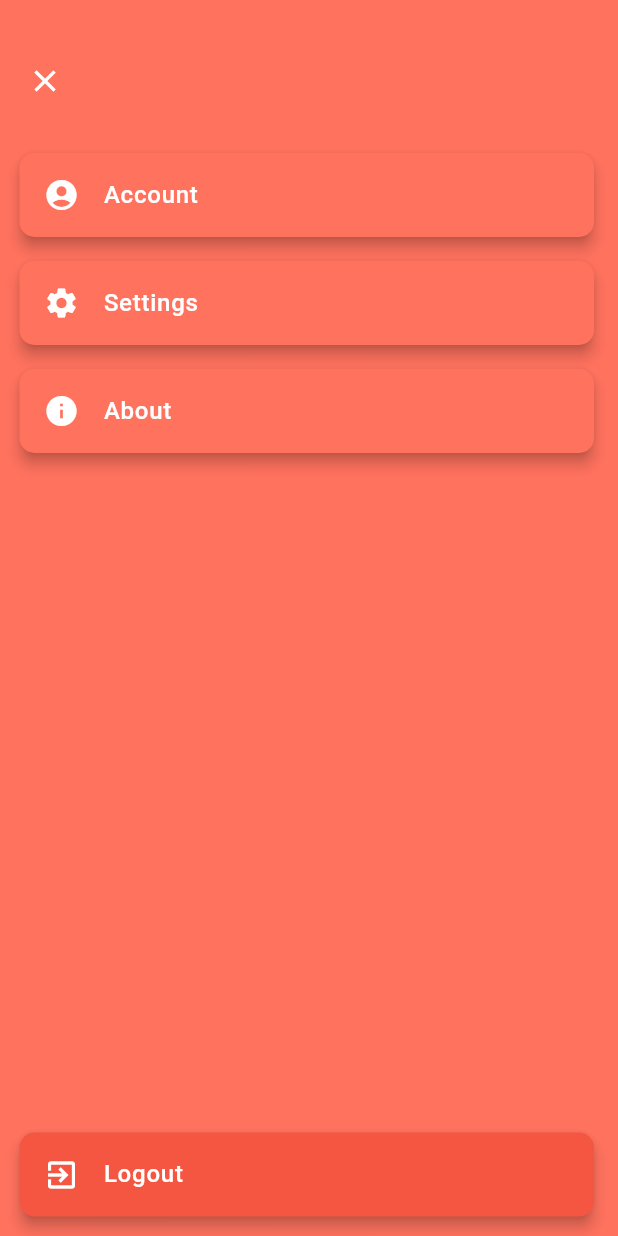
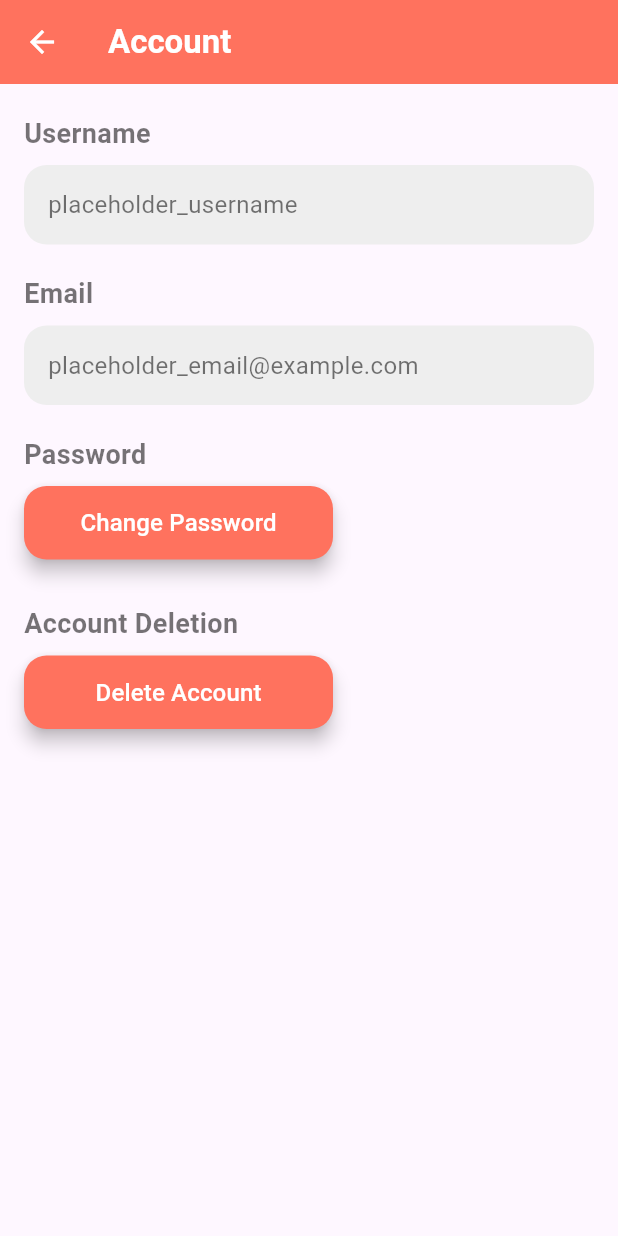
Before and after one commit to CarlosNatanauan/listly, a Flutter app: the MenuScreen widget shown alone on an empty page, opened directly with empty values, after a tap on "Account", on a phone screen of 412 x 824 dp. Run offline on Flutter 3.47's test engine with Material 3 defaults, Android fonts, the light colour scheme and no system bars; our stand-ins replace flashy_tab_bar2, flutter_riverpod, flutter_zoom_drawer, jwt_decoder, shared_preferences, socket_io_client; missing offline and left inert: fleather, parchment_delta; accounts and stored records are empty; network calls fail.

Commit message:
sidebar items initial

```diff
--- a/frontend/listly/lib/screens/main_page.dart
+++ b/frontend/listly/lib/screens/main_page.dart
@@ -16,6 +16,9 @@ import '../providers/notes_provider.dart';
 import '../providers/auth_providers.dart'; // Add this import
 import '../dialogs/logout_confirmation_dialog.dart';
 import 'session_expired_screen.dart'; // Import for session expiration redirection
+import '../screens/main_page_screens/account_screen.dart';
+import '../screens/main_page_screens/settings_screen.dart';
+import '../screens/main_page_screens/about_screen.dart';
 
 class MainPage extends ConsumerStatefulWidget {
   final String userName;
@@ -311,72 +314,59 @@ class _MainPageState extends ConsumerState<MainPage> {
 }
 
 class MenuScreen extends ConsumerWidget {
-  final Function(int) onMenuItemTap; // Callback to handle item taps
+  final Function(int) onMenuItemTap;
 
   MenuScreen({required this.onMenuItemTap});
 
   @override
   Widget build(BuildContext context, WidgetRef ref) {
     return Container(
-      color: Color(0xFFFF725E), // Keep the main background color
+      color: Color(0xFFFF725E),
       child: Padding(
-        padding:
-            const EdgeInsets.fromLTRB(5, 30, 8, 5), // Reduce vertical padding
+        padding: const EdgeInsets.fromLTRB(5, 30, 8, 5),
         child: Column(
           crossAxisAlignment: CrossAxisAlignment.start,
           children: [
-            // Close Button
             Padding(
-              padding: const EdgeInsets.only(
-                  left: 1.0, bottom: 16.0), // Reduce padding
+              padding: const EdgeInsets.only(left: 1.0, bottom: 16.0),
               child: Align(
                 alignment: Alignment.topLeft,
                 child: IconButton(
                   onPressed: () {
-                    // Close the drawer
                     ZoomDrawer.of(context)?.toggle();
                   },
                   icon: const Icon(
                     Icons.close,
                     color: Colors.white,
-                    size: 24.0, // Smaller close icon
+                    size: 24.0,
                   ),
                 ),
               ),
             ),
-            // Account ListTile
-            _buildMenuItem(Icons.account_circle, 'Account', 0),
-            // Settings ListTile
-            _buildMenuItem(Icons.settings, 'Settings', 1),
-            // About ListTile
-            _buildMenuItem(Icons.info, 'About', 2),
-            Spacer(), // Push the items to the top
-            // Logout ListTile
+            _buildMenuItem(Icons.account_circle, 'Account', 0, context),
+            _buildMenuItem(Icons.settings, 'Settings', 1, context),
+            _buildMenuItem(Icons.info, 'About', 2, context),
+            Spacer(),
             Padding(
-              padding: const EdgeInsets.symmetric(
-                  vertical: 8.0, horizontal: 8.0), // Consistent padding
+              padding:
+                  const EdgeInsets.symmetric(vertical: 8.0, horizontal: 8.0),
               child: Material(
-                elevation: 4, // Slightly reduced elevation
-                borderRadius:
-                    BorderRadius.circular(10), // Smaller rounded corners
-                color: Color.fromARGB(255, 245, 86,
-                    65), // Keep the same color for the logout item
+                elevation: 4,
+                borderRadius: BorderRadius.circular(10),
+                color: Color.fromARGB(255, 245, 86, 65),
                 child: ListTile(
-                  leading: Icon(Icons.exit_to_app,
-                      color: Colors.white, size: 24), // Icon for logout
+                  leading:
+                      Icon(Icons.exit_to_app, color: Colors.white, size: 24),
                   title: Text(
                     'Logout',
                     style: TextStyle(
                       color: Colors.white,
-                      fontWeight:
-                          FontWeight.w500, // Slightly lighter text weight
-                      fontSize: 16, // Smaller font size
+                      fontWeight: FontWeight.w500,
+                      fontSize: 16,
                     ),
                   ),
                   onTap: () {
-                    // Show logout confirmation dialog
-                    showLogoutConfirmationDialog(
-                        context, ref); // Pass the WidgetRef to the dialog
+                    showLogoutConfirmationDialog(context, ref);
                   },
                 ),
               ),
@@ -387,30 +377,45 @@ class MenuScreen extends ConsumerWidget {
     );
   }
 
-  // Helper method to create a menu item
-  Widget _buildMenuItem(IconData icon, String title, int index) {
+  Widget _buildMenuItem(
+      IconData icon, String title, int index, BuildContext context) {
     return Padding(
-      padding: const EdgeInsets.symmetric(
-          vertical: 8.0, horizontal: 8.0), // Reduce padding
+      padding: const EdgeInsets.symmetric(vertical: 8.0, horizontal: 8.0),
       child: Material(
-        elevation: 4, // Slightly reduced elevation
-        borderRadius: BorderRadius.circular(10), // Smaller rounded corners
-        color: Color(0xFFFF725E), // Keep the same color for each item
+        elevation: 4,
+        borderRadius: BorderRadius.circular(10),
+        color: Color(0xFFFF725E),
         child: ListTile(
-          leading:
-              Icon(icon, color: Colors.white, size: 24), // Smaller icon size
+          leading: Icon(icon, color: Colors.white, size: 24),
           title: Text(
             title,
             style: TextStyle(
               color: Colors.white,
-              fontWeight: FontWeight.w500, // Slightly lighter text weight
-              fontSize: 16, // Smaller font size
+              fontWeight: FontWeight.w500,
+              fontSize: 16,
             ),
           ),
           onTap: () {
-            print(
-                '$title button clicked'); // Print statement for each button clicked
-            onMenuItemTap(index); // Trigger the tap callback
+            if (index == 0) {
+              Navigator.of(context).push(
+                MaterialPageRoute(
+                  builder: (context) => AccountScreen(),
+                ),
+              );
+            } else if (index == 1) {
+              Navigator.of(context).push(
+                MaterialPageRoute(
+                  builder: (context) => SettingsScreen(),
+                ),
+              );
+            } else if (index == 2) {
+              Navigator.of(context).push(
+                MaterialPageRoute(
+                  builder: (context) => AboutScreen(),
+                ),
+              );
+            }
+            onMenuItemTap(index);
           },
         ),
       ),
--- /dev/null
+++ b/frontend/listly/lib/screens/main_page_screens/account_screen.dart
@@ -0,0 +1,155 @@
+import 'package:flutter/material.dart';
+import 'package:flutter_riverpod/flutter_riverpod.dart';
+
+class AccountScreen extends StatelessWidget {
+  @override
+  Widget build(BuildContext context) {
+    final screenWidth = MediaQuery.of(context).size.width;
+    return Scaffold(
+      appBar: AppBar(
+        backgroundColor: Color(0xFFFF725E),
+        leading: IconButton(
+          icon: Icon(Icons.arrow_back, color: Colors.white),
+          onPressed: () {
+            Navigator.of(context).pop(); // Go back to MainPage
+          },
+        ),
+        title: Text(
+          'Account',
+          style: TextStyle(
+            color: Colors.white,
+            fontWeight: FontWeight.bold,
+          ),
+        ),
+        centerTitle: false,
+      ),
+      body: Padding(
+        padding: const EdgeInsets.symmetric(horizontal: 16.0, vertical: 20.0),
+        child: Column(
+          crossAxisAlignment: CrossAxisAlignment.start,
+          children: [
+            // Username Section
+            Text(
+              'Username',
+              style: TextStyle(
+                fontSize: 18,
+                fontWeight: FontWeight.bold,
+                color: Colors.black54,
+              ),
+            ),
+            SizedBox(height: 8),
+            Container(
+              width: screenWidth,
+              padding: EdgeInsets.symmetric(vertical: 15.0, horizontal: 16.0),
+              decoration: BoxDecoration(
+                color: Colors.grey[200],
+                borderRadius: BorderRadius.circular(15),
+              ),
+              child: Text(
+                'placeholder_username', // Placeholder value
+                style: TextStyle(
+                  fontSize: 16,
+                  color: Colors.black54,
+                ),
+              ),
+            ),
+            SizedBox(height: 20),
+            // Email Section
+            Text(
+              'Email',
+              style: TextStyle(
+                fontSize: 18,
+                fontWeight: FontWeight.bold,
+                color: Colors.black54,
+              ),
+            ),
+            SizedBox(height: 8),
+            Container(
+              width: screenWidth,
+              padding: EdgeInsets.symmetric(vertical: 15.0, horizontal: 16.0),
+              decoration: BoxDecoration(
+                color: Colors.grey[200],
+                borderRadius: BorderRadius.circular(15),
+              ),
+              child: Text(
+                'placeholder_email@example.com', // Placeholder value
+                style: TextStyle(
+                  fontSize: 16,
+                  color: Colors.black54,
+                ),
+              ),
+            ),
+            SizedBox(height: 20),
+            // Change Password Button
+            Text(
+              'Password',
+              style: TextStyle(
+                fontSize: 18,
+                fontWeight: FontWeight.bold,
+                color: Colors.black54,
+              ),
+            ),
+            SizedBox(height: 8),
+            SizedBox(
+              width: screenWidth * 0.5,
+              child: ElevatedButton(
+                onPressed: () {
+                  // Navigate to Change Password Screen
+                },
+                style: ElevatedButton.styleFrom(
+                  backgroundColor: Color(0xFFFF725E), // Custom color
+                  foregroundColor: Colors.white, // Text color
+                  padding: EdgeInsets.symmetric(
+                    vertical: 13.0,
+                  ),
+                  shape: RoundedRectangleBorder(
+                    borderRadius: BorderRadius.circular(15), // Rounded edges
+                  ),
+                  elevation: 5, // Shadow effect
+                ),
+                child: Text(
+                  'Change Password',
+                  style: TextStyle(fontSize: 16),
+                ),
+              ),
+            ),
+            SizedBox(height: 30),
+            // Account Deletion Section
+            Text(
+              'Account Deletion',
+              style: TextStyle(
+                fontSize: 18,
+                fontWeight: FontWeight.bold,
+                color: Colors.black54,
+              ),
+            ),
+            SizedBox(height: 8),
+            SizedBox(
+              width: screenWidth * 0.5,
+              child: ElevatedButton(
+                onPressed: () {
+                  // Handle account deletion logic
+                },
+                style: ElevatedButton.styleFrom(
+                  backgroundColor: Color(0xFFFF725E), // Red color for delete
+                  foregroundColor: Colors.white, // Text color
+                  padding: EdgeInsets.symmetric(
+                    vertical: 13.0,
+                  ),
+                  shape: RoundedRectangleBorder(
+                    borderRadius: BorderRadius.circular(15), // Rounded edges
+                  ),
+                  elevation: 5, // Shadow effect
+                ),
+                child: Text(
+                  'Delete Account',
+                  style: TextStyle(fontSize: 16),
+                ),
+              ),
+            ),
+          ],
+        ),
+      ),
+    );
+  }
+}
--- a/frontend/listly/pubspec.yaml
+++ b/frontend/listly/pubspec.yaml
@@ -41,6 +41,8 @@ dependencies:
   intl: ^0.19.0
   flutter_zoom_drawer: ^3.2.0
   jwt_decoder: ^2.0.1
+  url_launcher: ^6.3.1
+
 
   # The following adds the Cupertino Icons font to your application.
   # Use with the CupertinoIcons class for iOS style icons.
@@ -71,6 +73,7 @@ flutter:
   assets:
     - assets/images/
     - assets/
+    - assets/icons/
 
   # An image asset can refer to one or more resolution-specific "variants", see
   # https://flutter.dev/assets-and-images/#resolution-aware
```
Also changed, not shown: frontend/listly/lib/screens/main_page_screens/about_screen.dart (added, +156 -0 lines), frontend/listly/lib/screens/main_page_screens/settings_screen.dart (added, +70 -0 lines), frontend/listly/assets/icons/github_icon.png (added), frontend/listly/assets/icons/gmail_icon.png (added), frontend/listly/assets/icons/linkedin_icon.png (added), frontend/listly/assets/images/about_image.png (added), frontend/listly/lib/screens/settings_screen.dart (deleted), frontend/listly/pubspec.lock, 6 other files.
